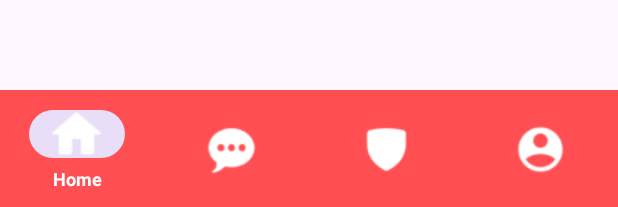
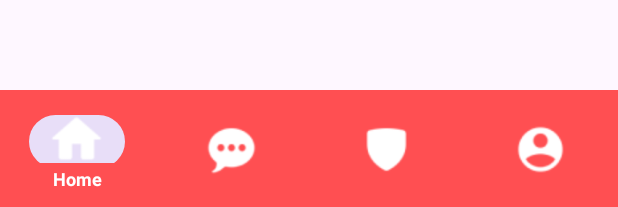
Before and after one commit to LDK3012/LangHex, an Android app: the layout activity_main.xml on its own in the app's theme, with its tools: preview values and no code run, on a phone screen of 412 x 824 dp. Shown: the part 1026-1233 px from the top of the screen. Run offline under Robolectric (Android 15) with nearby library versions, the phone set to English and light mode, and no system bars.

Commit message:
fixed bottom navigation

```diff
--- a/app/src/main/res/drawable/nav_item_background.xml
+++ b/app/src/main/res/drawable/nav_item_background.xml
@@ -2,7 +2,7 @@
 <selector xmlns:android="http://schemas.android.com/apk/res/android">
     <!-- State when the item is selected -->
     <item android:state_checked="true">
-        <shape android:shape="rectangle">
+        <shape android:shape="oval">
             <corners android:radius="5dp"/> <!-- Rounded corners -->
         </shape>
     </item>
--- a/app/src/main/res/layout/activity_main.xml
+++ b/app/src/main/res/layout/activity_main.xml
@@ -21,13 +21,15 @@
                 android:layout_height="80dp"
                 android:layout_gravity="bottom"
                 android:background="#FF4F52"
-                app:itemBackground="@drawable/nav_item_background"
+                app:itemRippleColor="@android:color/transparent"
                 app:itemTextAppearanceActive="@style/BottomNavigationViewTextAppearance"
                 app:itemTextAppearanceInactive="@style/BottomNavigationViewTextAppearance"
                 app:menu="@menu/menu"
                 app:itemIconSize="35dp"
                 app:itemIconTint="@color/white"
                 app:itemTextColor="@color/white"
+                app:itemPaddingTop="15dp"
+                style="@style/Widget.MaterialComponents.Toolbar.PrimarySurface"
                 tools:ignore="InvalidID,MissingConstraints"/>
 
         </FrameLayout>
```
